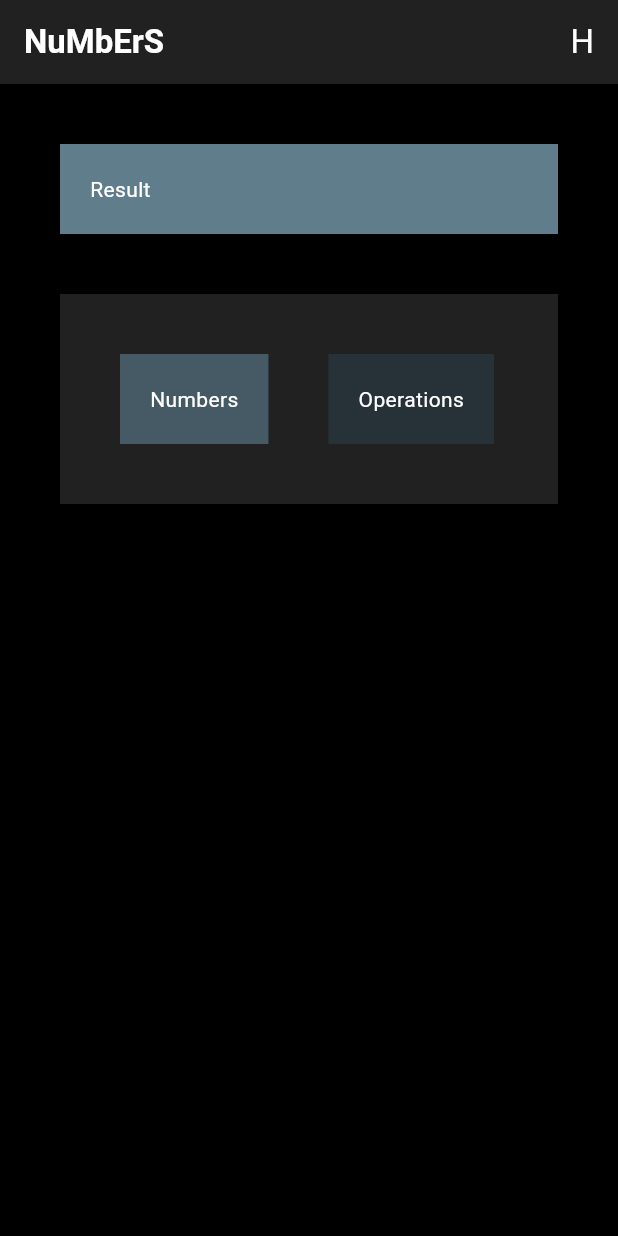
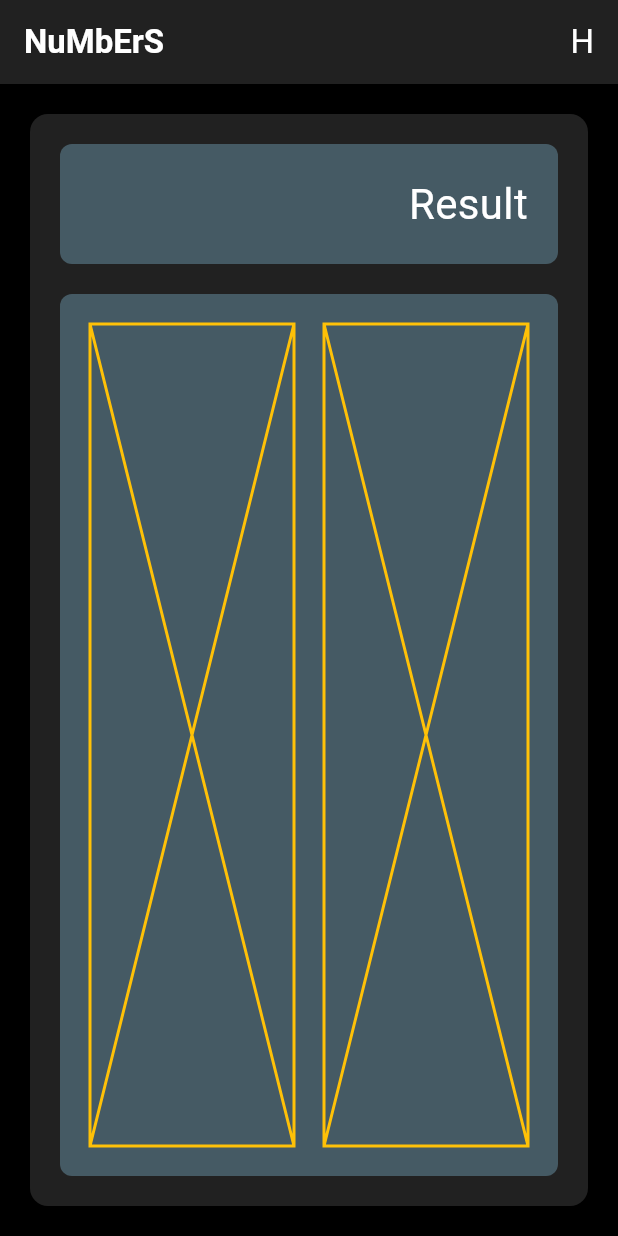
Before and after one commit to Niewiaro/flutter_calculator, a Flutter app: the screen it shows after launch, on a phone screen of 412 x 824 dp. Run offline on Flutter 3.47's test engine with Material 3 defaults, Android fonts, the phone set to English and light mode, and no system bars.

Commit message:
style: Row layout

```diff
--- a/lib/home.dart
+++ b/lib/home.dart
@@ -16,41 +16,52 @@ class Home extends StatelessWidget {
         ),
         centerTitle: false,
       ),
-      body: Container(
+      body: Padding(
+        padding: const EdgeInsets.all(20),
+        child: Material(
+          elevation: 10,
+          borderRadius: BorderRadius.circular(12),
+          color: Colors.grey[900],
+          child: Padding(
             padding: const EdgeInsets.all(20),
             child: Column(
               crossAxisAlignment: CrossAxisAlignment.stretch,
               children: [
                 Container(
-              color: Colors.blueGrey[500],
-              margin: const EdgeInsets.all(20),
                   padding: const EdgeInsets.all(20),
-              child: const Text("Result"),
+                  margin: const EdgeInsets.only(bottom: 20),
+                  decoration: BoxDecoration(
+                    color: Colors.blueGrey[700],
+                    borderRadius: BorderRadius.circular(8),
                   ),
-            Container(
-              color: Colors.grey[900],
-              margin: const EdgeInsets.all(20),
+                  child: const Text(
+                    'Result',
+                    style: TextStyle(fontSize: 28, color: Colors.white),
+                    textAlign: TextAlign.right,
+                  ),
+                ),
+                Expanded(
+                  child: Container(
                     padding: const EdgeInsets.all(20),
+                    decoration: BoxDecoration(
+                      color: Colors.blueGrey[700],
+                      borderRadius: BorderRadius.circular(8),
+                    ),
                     child: Row(
-                children: [
-                  Container(
-                    color: Colors.blueGrey[700],
-                    margin: const EdgeInsets.all(20),
-                    padding: const EdgeInsets.all(20),
-                    child: const Text("Numbers"),
+                      crossAxisAlignment: CrossAxisAlignment.stretch,
+                      children: const [
+                        Expanded(child: Placeholder(color: Colors.amber)),
+                        SizedBox(width: 20),
+                        Expanded(child: Placeholder(color: Colors.amber)),
+                      ],
                     ),
-                  Container(
-                    color: Colors.blueGrey[900],
-                    margin: const EdgeInsets.all(20),
-                    padding: const EdgeInsets.all(20),
-                    child: const Text("Operations"),
-                  ),
-                ],
                   ),
                 ),
               ],
             ),
           ),
+        ),
+      ),
     );
   }
 }
```
Lines whose indentation alone changed are shown as unchanged.
